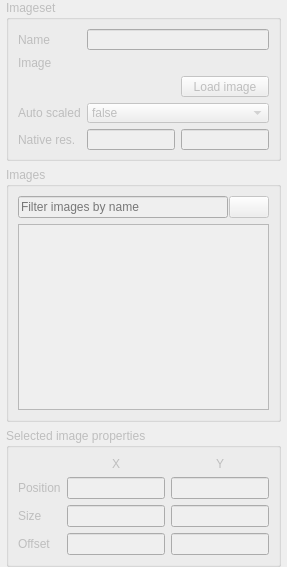
The window that ceed/ui/editors/imageset/DockWidget.ui (timbaker/ceed) describes before a commit, drawn with Qt 5.
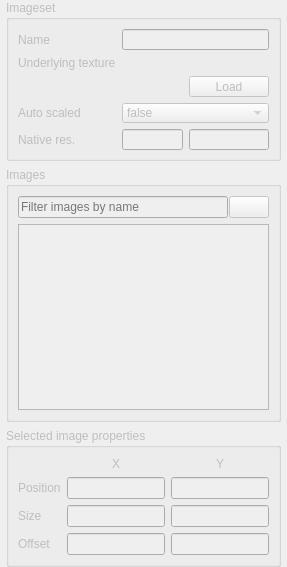
The same window after the commit. Icons and pictures are not drawn. Custom widgets are drawn as their Qt base class.

Patch:
```diff
--- a/ceed/ui/editors/imageset/DockWidget.ui
+++ b/ceed/ui/editors/imageset/DockWidget.ui
@@ -79,7 +79,7 @@
        <item row="1" column="0">
         <widget class="QLabel" name="imageLabel">
          <property name="text">
-          <string>Image</string>
+          <string>Underlying texture</string>
          </property>
         </widget>
        </item>
@@ -119,7 +119,7 @@
        <item row="2" column="2">
         <widget class="QPushButton" name="imageLoad">
          <property name="text">
-          <string>Load image</string>
+          <string>Load</string>
          </property>
         </widget>
        </item>
```
